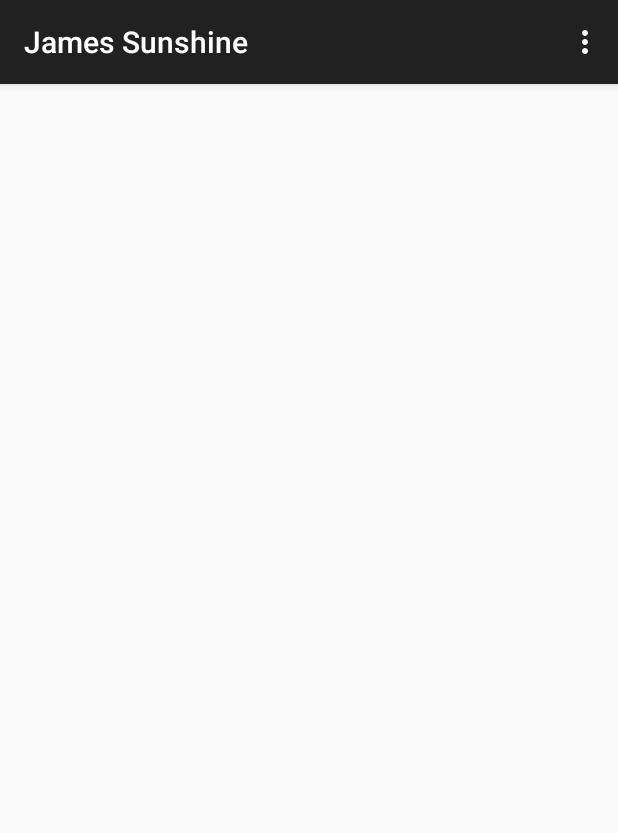
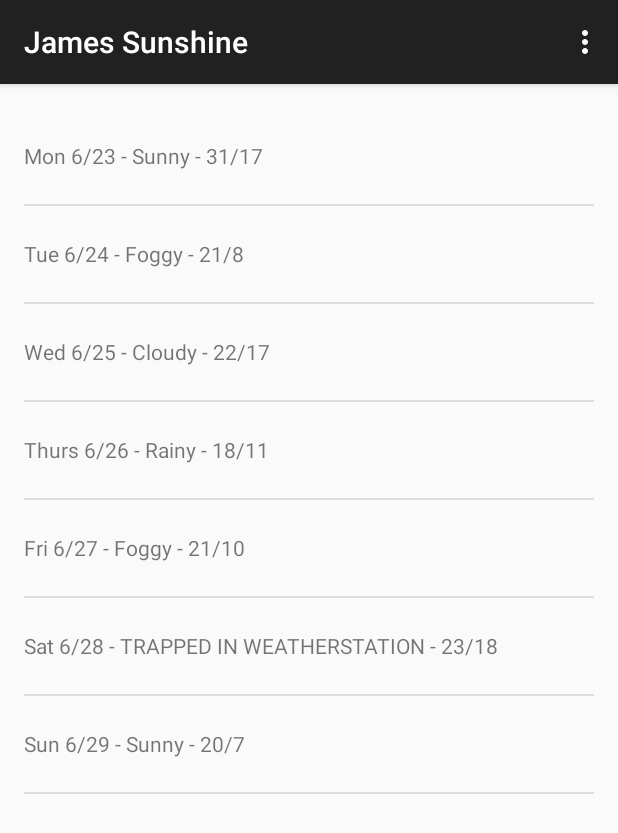
Before and after one commit to jefullmer/sunshine, an Android app: the screen it shows after launch (MainActivity), on a phone screen of 412 x 824 dp. Shown: the top 833 px of the screen. Run offline under Robolectric (Android 15) with nearby library versions, the phone set to English and light mode, and no system bars.

Commit message:
After videos

```diff
--- a/app/build.gradle
+++ b/app/build.gradle
@@ -17,6 +17,9 @@ android {
             proguardFiles getDefaultProguardFile('proguard-android.txt'), 'proguard-rules.pro'
         }
     }
+    buildTypes.each {
+        it.buildConfigField 'String', 'OPEN_WEATHER_MAP_API_KEY', "\"61a6edc1a03d84e2a20d79f805bef539\""
+    }
 }
 
 dependencies {
--- a/app/src/main/AndroidManifest.xml
+++ b/app/src/main/AndroidManifest.xml
@@ -1,6 +1,8 @@
 <?xml version="1.0" encoding="utf-8"?>
 <manifest xmlns:android="http://schemas.android.com/apk/res/android"
     package="com.example.android.sunshine.app" >
+
+    <uses-permission android:name="android.permission.INTERNET" />
 
     <application
         android:allowBackup="true"
--- a/app/src/main/java/com/example/android/sunshine/app/MainActivity.java
+++ b/app/src/main/java/com/example/android/sunshine/app/MainActivity.java
@@ -1,25 +1,9 @@
 package com.example.android.sunshine.app;
 
 import android.os.Bundle;
-import android.support.v4.app.Fragment;
 import android.support.v7.app.ActionBarActivity;
-import android.util.Log;
-import android.view.LayoutInflater;
 import android.view.Menu;
 import android.view.MenuItem;
-import android.view.View;
-import android.view.ViewGroup;
-import android.widget.ArrayAdapter;
-
-import java.io.BufferedReader;
-import java.io.IOException;
-import java.io.InputStream;
-import java.io.InputStreamReader;
-import java.net.HttpURLConnection;
-import java.net.URL;
-import java.util.ArrayList;
-import java.util.Arrays;
-import java.util.List;
 
 
 public class MainActivity extends ActionBarActivity {
@@ -30,7 +14,7 @@ public class MainActivity extends ActionBarActivity {
         setContentView(R.layout.activity_main);
         if (savedInstanceState == null) {
             getSupportFragmentManager().beginTransaction()
-                    .add(R.id.container, new PlaceholderFragment())
+                    .add(R.id.container, new ForecastFragment())
                     .commit();
         }
     }
@@ -56,103 +40,4 @@ public class MainActivity extends ActionBarActivity {
 
         return super.onOptionsItemSelected(item);
     }
-
-    /**
-     * A placeholder fragment containing a simple view.
-     */
-    public static class PlaceholderFragment extends Fragment {
-
-        ArrayAdapter<String> mForecastAdapter;
-
-        public PlaceholderFragment() {
-        }
-
-        @Override
-        public View onCreateView(LayoutInflater inflater, ViewGroup container,
-                                 Bundle savedInstanceState) {
-
-            String[] data = {
-                    "Mon 6/23 - Sunny - 31/17",
-                    "Tue 6/24 - Foggy - 21/8",
-                    "Wed 6/25 - Cloudy - 22/17",
-                    "Thurs 6/26 - Rainy - 18/11",
-                    "Fri 6/27 - Foggy - 21/10",
-                    "Sat 6/28 - TRAPPED IN WEATHERSTATION - 23/18",
-                    "Sun 6/29 - Sunny - 20/7"
-            };
-
-            List<String> weekForecast = new ArrayList<String>(Arrays.asList(data));
-
-            mForecastAdapter =
-                    new ArrayAdapter<String>(
-                            getActivity(),
-                            R.layout.list_item_forecast,
-                            R.id.list_item_forecast_textview,
-                            weekForecast);
-
-            View rootView = inflater.inflate(R.layout.fragment_main, container, false);
-
-
-            // These two need to be declared outside the try/catch
-            // so that they can be closed in the finally block.
-            HttpURLConnection urlConnection = null;
-            BufferedReader reader = null;
-
-            // Will contain the raw JSON response as a string.
-            String forecastJsonStr = null;
-
-            try {
-                // Construct the URL for the OpenWeatherMap query
-                // Possible parameters are avaiable at OWM's forecast API page, at
-                // http://openweathermap.org/API#forecast
-                URL url = new URL("http://api.openweathermap.org/data/2.5/forecast/daily?q=94043&mode=json&units=metric&cnt=7");
-
-                // Create the request to OpenWeatherMap, and open the connection
-                urlConnection = (HttpURLConnection) url.openConnection();
-                urlConnection.setRequestMethod("GET");
-                urlConnection.connect();
-
-                // Read the input stream into a String
-                InputStream inputStream = urlConnection.getInputStream();
-                StringBuffer buffer = new StringBuffer();
-                if (inputStream == null) {
-                    // Nothing to do.
-                    return null;
-                }
-                reader = new BufferedReader(new InputStreamReader(inputStream));
-
-                String line;
-                while ((line = reader.readLine()) != null) {
-                    // Since it's JSON, adding a newline isn't necessary (it won't affect parsing)
-                    // But it does make debugging a *lot* easier if you print out the completed
-                    // buffer for debugging.
-                    buffer.append(line + "\n");
-                }
-
-                if (buffer.length() == 0) {
-                    // Stream was empty.  No point in parsing.
-                    return null;
-                }
-                forecastJsonStr = buffer.toString();
-            } catch (IOException e) {
-                Log.e("PlaceholderFragment", "Error ", e);
-                // If the code didn't successfully get the weather data, there's no point in attemping
-                // to parse it.
-                return null;
-            } finally{
-                if (urlConnection != null) {
-                    urlConnection.disconnect();
-                }
-                if (reader != null) {
-                    try {
-                        reader.close();
-                    } catch (final IOException e) {
-                        Log.e("PlaceholderFragment", "Error closing stream", e);
-                    }
-                }
-            }
-
-            return rootView;
-        }
-    }
 }
--- a/app/src/main/res/layout/fragment_main.xml
+++ b/app/src/main/res/layout/fragment_main.xml
@@ -4,7 +4,7 @@
     android:paddingRight="@dimen/activity_horizontal_margin"
     android:paddingTop="@dimen/activity_vertical_margin"
     android:paddingBottom="@dimen/activity_vertical_margin"
-    tools:context=".MainActivity$PlaceholderFragment">
+    tools:context=".MainActivity$ForecastFragment">
 
     <ListView
         android:id="@+id/listview_forecast"
--- /dev/null
+++ b/app/src/main/res/menu/forcastfragment.xml
@@ -0,0 +1,7 @@
+<?xml version="1.0" encoding="utf-8"?>
+<menu xmlns:android="http://schemas.android.com/apk/res/android"
+    xmlns:app="http://schemas.android.com/apk/res-auto">
+    <item android:id="@+id/action_refresh"
+        android:title="@string/action_refresh"
+        app:showAsAction="never"/>
+</menu>
--- a/app/src/main/res/menu/main.xml
+++ b/app/src/main/res/menu/main.xml
@@ -1,6 +1,8 @@
 <menu xmlns:android="http://schemas.android.com/apk/res/android"
     xmlns:app="http://schemas.android.com/apk/res-auto"
     xmlns:tools="http://schemas.android.com/tools" tools:context=".MainActivity">
-    <item android:id="@+id/action_settings" android:title="@string/action_settings"
-        android:orderInCategory="100" app:showAsAction="never" />
+    <item android:id="@+id/action_settings"
+        android:title="@string/action_settings"
+        android:orderInCategory="100"
+        app:showAsAction="never" />
 </menu>
--- a/app/src/main/res/values/strings.xml
+++ b/app/src/main/res/values/strings.xml
@@ -4,5 +4,6 @@
     <string name="app_name">James Sunshine</string>
     <string name="hello_world">Hello world!</string>
     <string name="action_settings">Settings</string>
+    <string name="action_refresh">Refresh</string>
 
 </resources>
```
Also changed, not shown: app/src/main/res/drawable-mdpi/ic_action_edit.png (added).
